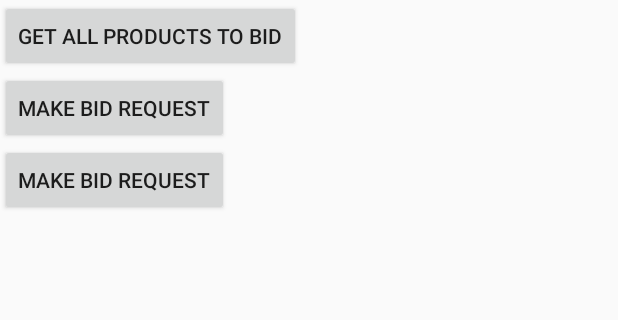
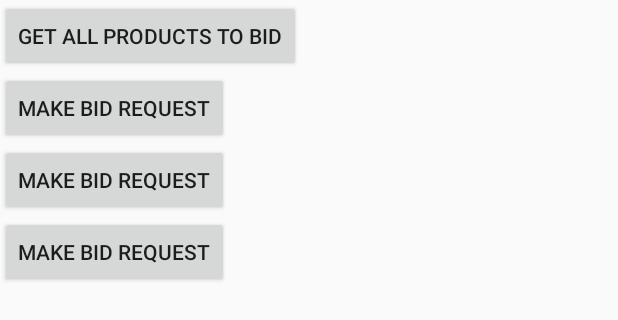
Before and after one commit to neeraj-singh/MyntraHD, an Android app: the layout dummy_activity_file.xml on its own in the app's theme, with its tools: preview values and no code run, on a phone screen of 412 x 824 dp. Shown: the top 320 px of the screen. Run offline under Robolectric (Android 15) with nearby library versions, the phone set to English and light mode, and no system bars.

```diff
--- a/app/src/main/java/com/neerajsingh/myntrahd/SplashActivity.java
+++ b/app/src/main/java/com/neerajsingh/myntrahd/SplashActivity.java
@@ -28,15 +28,12 @@ public class SplashActivity extends Activity {
     ProgressDialog progressDialog;
     private static final String TAG = SplashActivity.class.getSimpleName();
     public static final String PROD_LIST = "prodList";
-    public BaseRequestInterface baseRequestInterface;
     @Override
     protected void onCreate(Bundle savedInstanceState) {
         super.onCreate(savedInstanceState);
         setContentView(R.layout.splash_activity);
 
         MyntraHDApplication.initializeRetrofit(MyntraHDApplication.BASE_URL);
-        baseRequestInterface =
-                MyntraHDApplication.getRetrofit().create(BaseRequestInterface.class);
         showLoader();
 
         fetchAllBiddableproduct(AccountUtils.getAccontId(SplashActivity.this));
@@ -55,7 +52,7 @@ public class SplashActivity extends Activity {
     }
 
     private void fetchAllBiddableproduct(String uniqueId) {
-        Call<List<Product>> productList = baseRequestInterface.getListOfAllBiddableProducts(uniqueId);
+        Call<List<Product>> productList = MyntraHDApplication.getBaseRequestInterface().getListOfAllBiddableProducts(uniqueId);
         productList.enqueue(new Callback<List<Product>>() {
             @Override
             public void onResponse(Call<List<Product>> call, Response<List<Product>> response) {
--- a/app/src/main/res/drawable/button_black_stoke_released.xml
+++ b/app/src/main/res/drawable/button_black_stoke_released.xml
@@ -4,7 +4,7 @@
 
     <stroke
         android:width="1dp"
-        android:color="#1b1b1b" />
+        android:color="#1000f0" />
 
     <corners android:radius="1dp" />
 
--- a/app/src/main/res/layout/dummy_activity_file.xml
+++ b/app/src/main/res/layout/dummy_activity_file.xml
@@ -19,4 +19,10 @@
         android:layout_height="wrap_content"
         android:text="Make bid request"
         android:id="@+id/button3" />
+
+    <Button
+        android:layout_width="wrap_content"
+        android:layout_height="wrap_content"
+        android:text="Make bid request"
+        android:id="@+id/button4" />
 </LinearLayout>
--- a/app/src/main/res/values/strings.xml
+++ b/app/src/main/res/values/strings.xml
@@ -5,5 +5,6 @@
 
 
     <string name="error_player">There was an error initializing the YouTubePlayer (%1$s)</string>
+    <string name="your_bid_string">Your bid is amount (%1$s)</string>
 
 </resources>
```
Also changed, not shown: app/src/main/AndroidManifest.xml (+7 -3 lines), app/src/main/java/com/neerajsingh/myntrahd/DummyNetworkActivity.java (+16 -2 lines), app/src/main/java/com/neerajsingh/myntrahd/MyntraHDApplication.java (+10 -0 lines).
